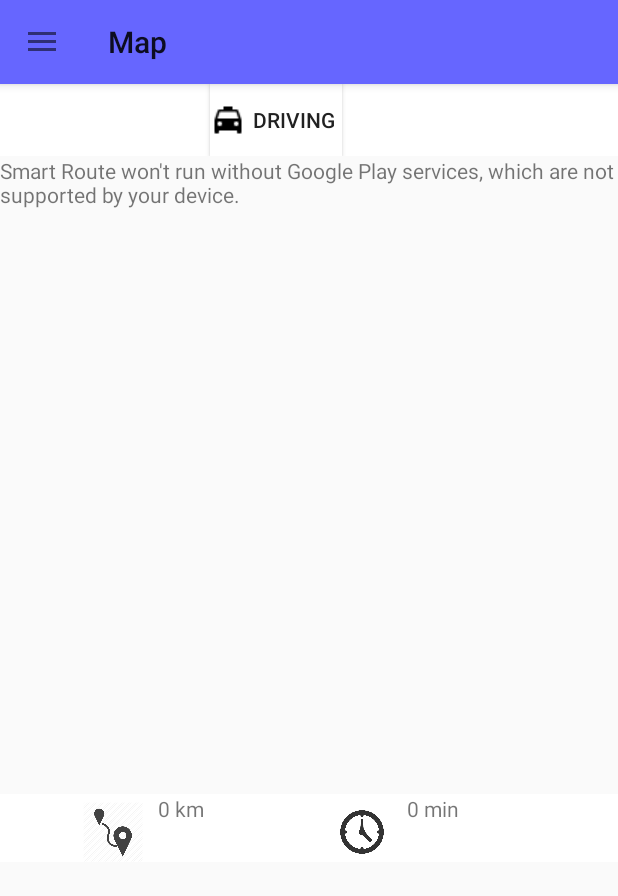
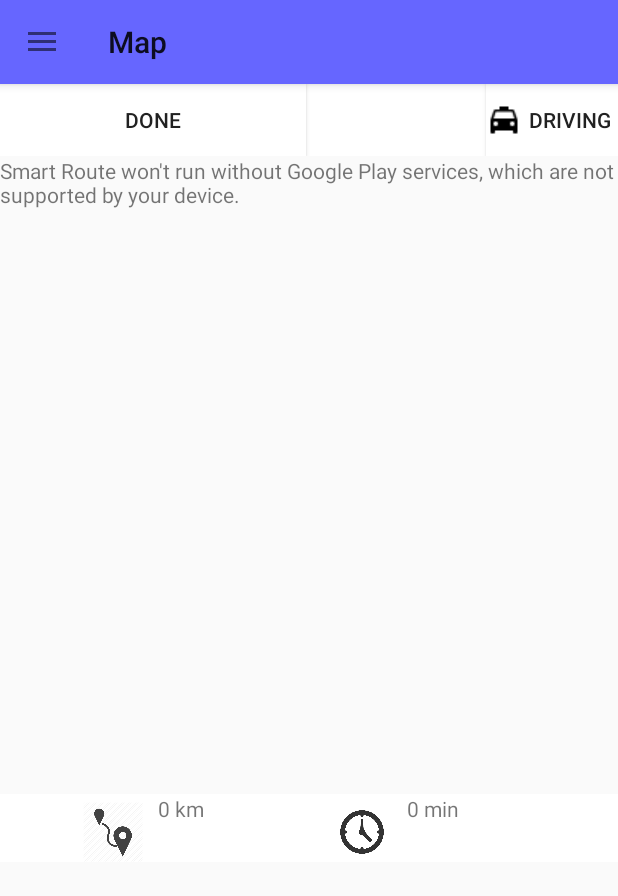
Before and after one commit to Gulz786/SmartRoute4, an Android app: the MapsActivity screen opened directly, with no data from a screen before it, on a phone screen of 412 x 824 dp. Shown: the top 896 px of the screen. Run offline under Robolectric (Android 15) with nearby library versions, the phone set to English and light mode, and no system bars; 1 statement that could not run was skipped.

Commit message:
version2

```diff
--- a/app/src/main/java/com/gul/smartroute/MapsActivity.java
+++ b/app/src/main/java/com/gul/smartroute/MapsActivity.java
@@ -76,7 +76,7 @@ public class MapsActivity extends AppCompatActivity implements OnMapReadyCallbac
     TextView tvDistanceDuration;
     TextView tvDuration;
 
-    Button btn1,btn2,btn3,btn4;
+    Button btn1,btn2,btn3,btn4,btndone;
 
     public  String lat;
     public String lng;
@@ -85,14 +85,13 @@ public class MapsActivity extends AppCompatActivity implements OnMapReadyCallbac
     Button btn;
     android.support.v7.app.ActionBarDrawerToggle actiionBarDrawerToggle;
     Toolbar toolbar;
-    FragmentTransaction fragmentTransaction;
+   // FragmentTransaction fragmentTransaction;
     NavigationView navigationView;
-Button btnr;
-    String spin;
 
-    double latitude;
-    double longitude;
-    private int PROXIMITY_RADIUS = 5000;
+
+ //   double latitude;
+ //   double longitude;
+ //   private int PROXIMITY_RADIUS = 5000;
 
 
 
@@ -135,7 +134,7 @@ Button btnr;
 
 
 
-
+        btndone= (Button)findViewById(R.id.done);
         tvDistanceDuration = (TextView) findViewById(R.id.tv_distance_time);
         tvDuration=(TextView)findViewById(R.id.tvDuration);
 
@@ -151,6 +150,11 @@ Button btnr;
         drawerLayout.addDrawerListener(actiionBarDrawerToggle);
 
 
+        // disable a  button
+
+       // btn.setVisibility(View.GONE);
+
+
 // for setting fragment in any activity
 
 /*fragmentTransaction=getSupportFragmentManager().beginTransaction();
@@ -158,7 +162,28 @@ Button btnr;
 fragmentTransaction.add(R.id.frame_container,new BlankFragment());
  fragmentTransaction.commit();
 getSupportActionBar().setTitle("Home");
+
+
 */
+
+btndone.setOnClickListener(new View.OnClickListener() {
+    @Override
+    public void onClick(View v) {
+        SharedPreferences share= getSharedPreferences(userfile, Context.MODE_PRIVATE);
+        SharedPreferences.Editor editor=share.edit();
+
+
+        editor.putString("status","Available");
+        editor.putString("user_id",null);
+        editor.commit();
+
+        Intent refresh =new Intent(MapsActivity.this, MapsActivity.class);
+        startActivity(refresh);
+
+
+    }
+});
+
 
         SharedPreferences shared= getSharedPreferences(userfile, Context.MODE_PRIVATE);
         String useid=shared.getString("user_id",null);
--- a/app/src/main/res/layout/activity_maps.xml
+++ b/app/src/main/res/layout/activity_maps.xml
@@ -25,11 +25,17 @@ android:layout_height="match_parent"
         >
 
 
-
-
+        <Button
+            android:id="@+id/done"
+            android:layout_width="wrap_content"
+            android:layout_height="wrap_content"
+            android:layout_weight="1"
+            android:text="Done"
+            android:textColor="@color/primary_text"
+            android:background="@color/icons"/>
 
         <Button
-            android:layout_marginLeft="140dp"
+            android:layout_marginLeft="120dp"
             android:id="@+id/setButton"
             android:layout_width="wrap_content"
             android:layout_height="wrap_content"
@@ -38,6 +44,7 @@ android:layout_height="match_parent"
             android:text="Driving"
             android:textColor="@color/primary_text"
             android:background="@color/icons"/>
+
 
 
 
```
Also changed, not shown: app/src/main/java/com/gul/smartroute/ambulnace.java (+19 -1 lines), app/src/main/res/layout/activity_ambulnace.xml (+8 -1 lines).
